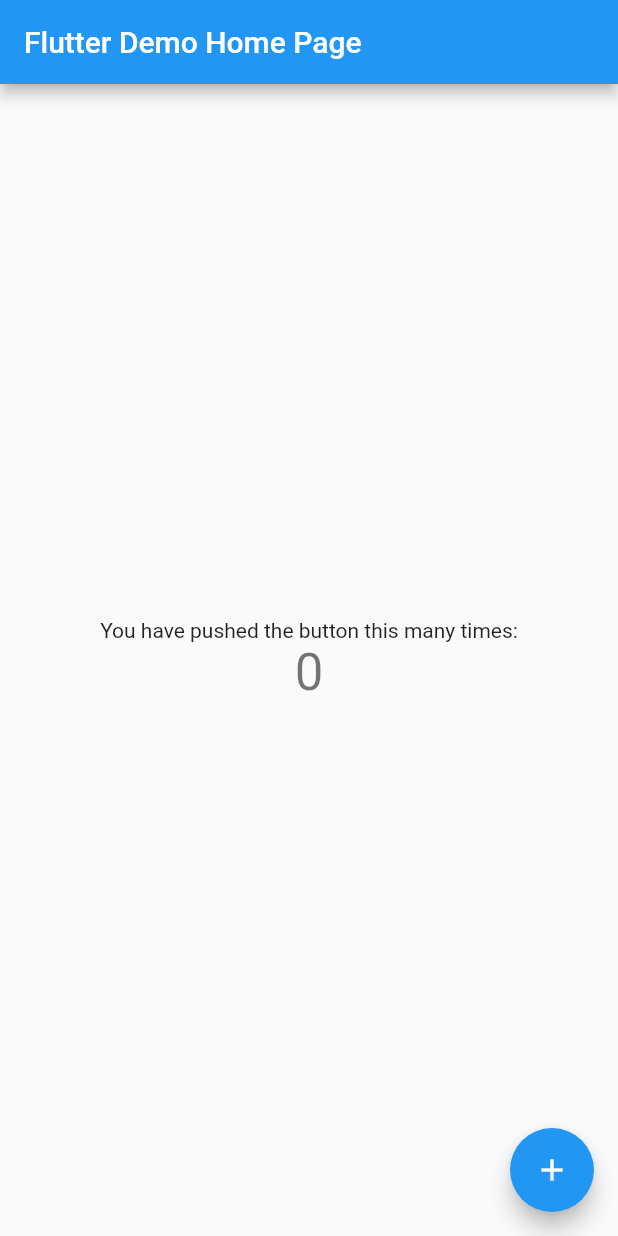
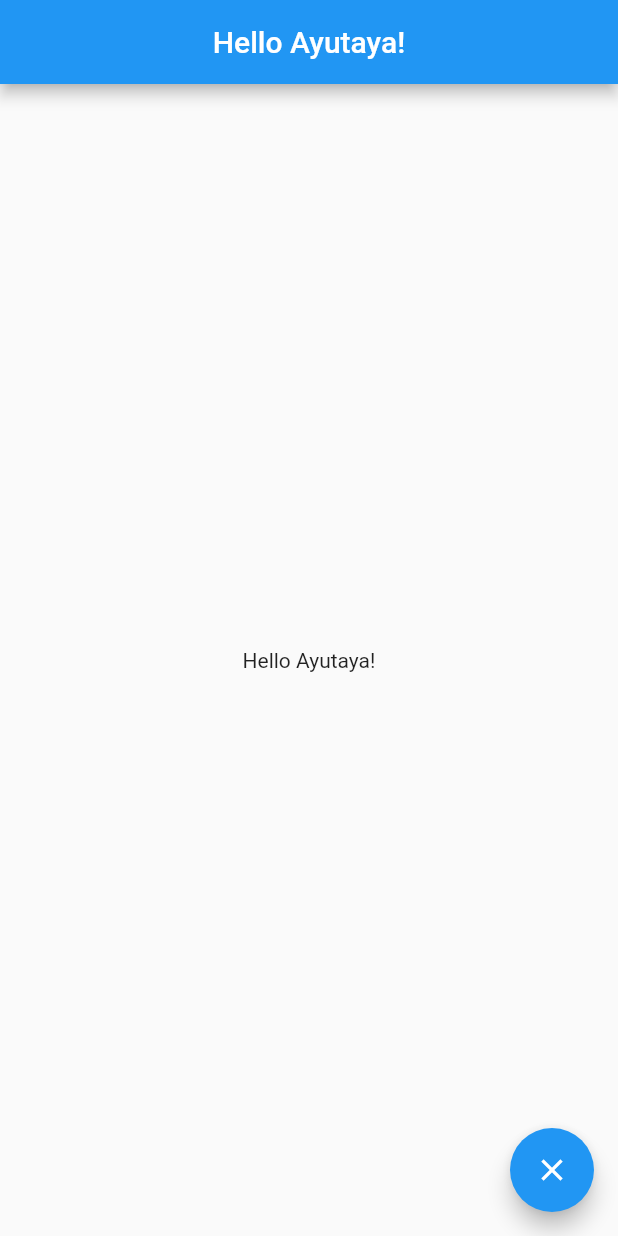
Before and after one commit to Yuta-Goto/Learning-Flutter, a Flutter app: the screen it shows after launch, on a phone screen of 412 x 824 dp. Run offline on Flutter 3.47's test engine with Material 2 defaults, Android fonts, the phone set to English and light mode, and no system bars.

Commit message:
4/17-0:57講義5,6
I deleted all the first sample.
Created the own app from scratch.
I watched the #5 and #6 to make this program.
I'm wondering how I can get rid of the blue wavy lines.

```diff
--- a/learning_flutter/lib/main.dart
+++ b/learning_flutter/lib/main.dart
@@ -1,72 +1,20 @@
 import 'package:flutter/material.dart';
+import 'package:flutter/services.dart';
 
-void main() {
-  runApp(const MyApp());
-}
-
-class MyApp extends StatelessWidget {
-  const MyApp({Key? key}) : super(key: key);
-
-  @override
-  Widget build(BuildContext context) {
-    return MaterialApp(
-      title: 'Flutter Demo',
-      theme: ThemeData(
-        primarySwatch: Colors.blue,
-      ),
-      home: const MyHomePage(title: 'Flutter Demo Home Page'),
-    );
-  }
-}
-
-class MyHomePage extends StatefulWidget {
-  const MyHomePage({Key? key, required this.title}) : super(key: key);
-
-  final String title;
-
-  @override
-  State<MyHomePage> createState() => _MyHomePageState();
-}
-
-class _MyHomePageState extends State<MyHomePage> {
-  int _counter = 0;
-
-  void _incrementCounter() {
-    setState(() {
-
-      _counter++;
-    });
-  }
-
-  @override
-  Widget build(BuildContext context) {
-
-    return Scaffold(
+void main() => runApp(MaterialApp(
+  home: Scaffold(
     appBar: AppBar(
-
-        title: Text(widget.title),
+      title: Text('Hello Ayutaya!'),
+      centerTitle: true,
     ),
     body: Center(
-
-        child: Column(
-
-          mainAxisAlignment: MainAxisAlignment.center,
-          children: <Widget>[
-            const Text(
-              'You have pushed the button this many times:',
+      child: Text('Hello Ayutaya!'),
     ),
-            Text(
-              '$_counter',
-              style: Theme.of(context).textTheme.headline4,
-            ),
-          ],
+    floatingActionButton: FloatingActionButton(
+      child: Icon(Icons.close),
+      onPressed: (){
+        SystemNavigator.pop();
+      }
     ),
   ),
-      floatingActionButton: FloatingActionButton(
-        onPressed: _incrementCounter,
-        tooltip: 'Increment',
-        child: const Icon(Icons.add),
-      ),
-    );
-  }
-}
+));
```
Also changed, not shown: 1 other file. Lines whose indentation alone changed are shown as unchanged.
